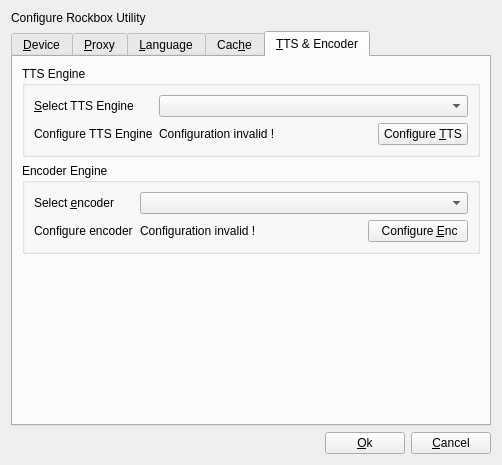
The window that rbutil/rbutilqt/configurefrm.ui (Rockbox-Chinese-Community/Rockbox-RCC) describes before a commit, drawn with Qt 5.
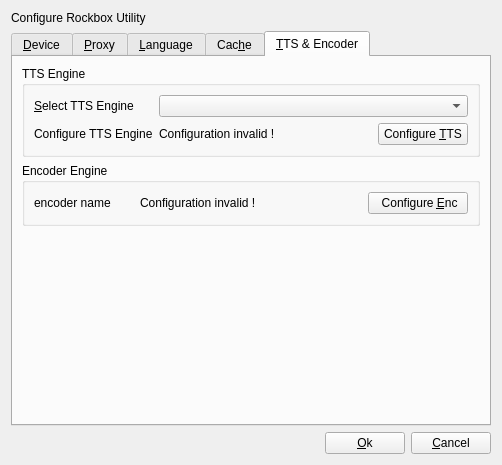
The same window after the commit. The open tabs and pages were chosen to show the change. Icons and pictures are not drawn.

Commit message: rbutil: remove encoder selection and bind it to selected device. (ie. lame for old archos, rbspeex for all others)

```diff
--- a/rbutil/rbutilqt/configurefrm.ui
+++ b/rbutil/rbutilqt/configurefrm.ui
@@ -352,6 +352,14 @@
       </layout>
      </widget>
      <widget class="QWidget" name="tabTts" >
+      <property name="geometry" >
+       <rect>
+        <x>0</x>
+        <y>0</y>
+        <width>476</width>
+        <height>366</height>
+       </rect>
+      </property>
       <attribute name="title" >
        <string>&amp;TTS &amp;&amp; Encoder</string>
       </attribute>
@@ -421,34 +429,14 @@
           <string>Encoder Engine</string>
          </property>
          <layout class="QGridLayout" >
-          <item row="0" column="0" >
-           <widget class="QLabel" name="labelEncoder" >
-            <property name="text" >
-             <string>Select &amp;encoder</string>
-            </property>
-            <property name="buddy" >
-             <cstring>comboEncoder</cstring>
-            </property>
-           </widget>
-          </item>
-          <item row="0" column="1" colspan="3" >
-           <widget class="QComboBox" name="comboEncoder" />
-          </item>
-          <item row="1" column="0" >
-           <widget class="QLabel" name="labelEncoderExecutable" >
-            <property name="text" >
-             <string>Configure encoder</string>
-            </property>
-           </widget>
-          </item>
-          <item row="1" column="1" >
+          <item row="0" column="1" >
            <widget class="QLabel" name="configEncstatus" >
             <property name="text" >
              <string>Configuration invalid !</string>
             </property>
            </widget>
           </item>
-          <item row="1" column="2" >
+          <item row="0" column="2" >
            <widget class="QLabel" name="configEncstatusimg" >
             <property name="text" >
              <string/>
@@ -458,13 +446,21 @@
             </property>
            </widget>
           </item>
-          <item row="1" column="3" >
+          <item row="0" column="3" >
            <widget class="QPushButton" name="configEncoder" >
             <property name="text" >
              <string> Configure &amp;Enc</string>
             </property>
             <property name="icon" >
-             <iconset resource="rbutilqt.qrc" >:/icons/edit-find.png</iconset>
+             <iconset resource="rbutilqt.qrc" >
+              <normaloff>:/icons/edit-find.png</normaloff>:/icons/edit-find.png</iconset>
+            </property>
+           </widget>
+          </item>
+          <item row="0" column="0" >
+           <widget class="QLabel" name="encoderName" >
+            <property name="text" >
+             <string>encoder name</string>
             </property>
            </widget>
           </item>
```
Left out of the diff: 80 changed lines with no effect on the pictures. The commit also changes 6 other files.
